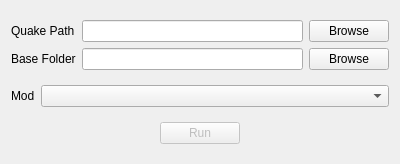
Before: the Qt Designer form view/quakerunner.ui in AaronWizard/QuakeRunner, drawn with Qt 5.
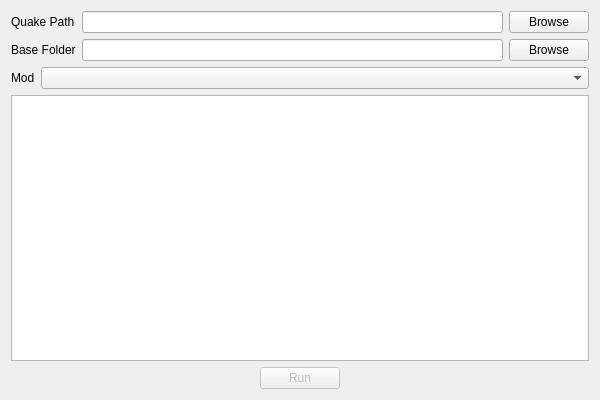
After: the same form once the commit is applied.

```diff
--- a/view/quakerunner.ui
+++ b/view/quakerunner.ui
@@ -6,8 +6,8 @@
    <rect>
     <x>0</x>
     <y>0</y>
-    <width>400</width>
-    <height>164</height>
+    <width>600</width>
+    <height>400</height>
    </rect>
   </property>
   <property name="windowTitle">
@@ -73,6 +73,18 @@
      </item>
     </layout>
    </item>
+   <item>
+    <widget class="QTextEdit" name="txtLog">
+     <property name="font">
+      <font>
+       <family>Courier New</family>
+      </font>
+     </property>
+     <property name="readOnly">
+      <bool>true</bool>
+     </property>
+    </widget>
+   </item>
    <item alignment="Qt::AlignmentFlag::AlignHCenter">
     <widget class="QPushButton" name="btnRun">
      <property name="enabled">
```
